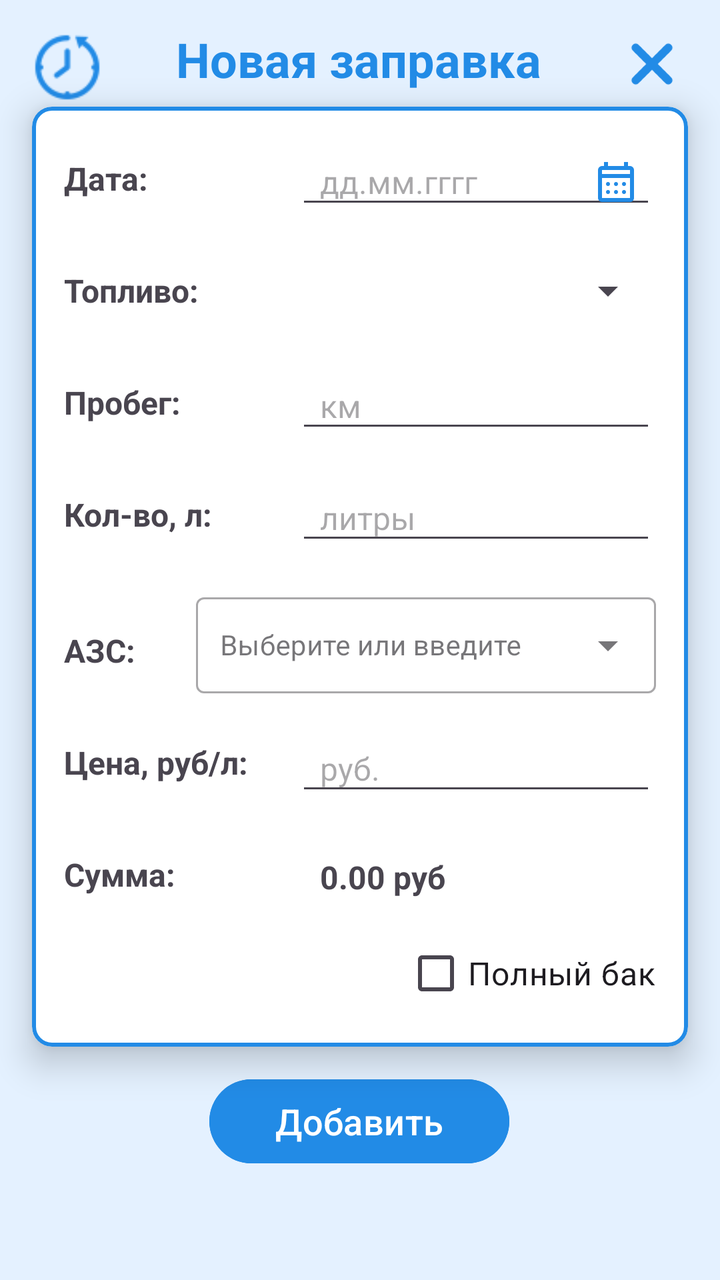
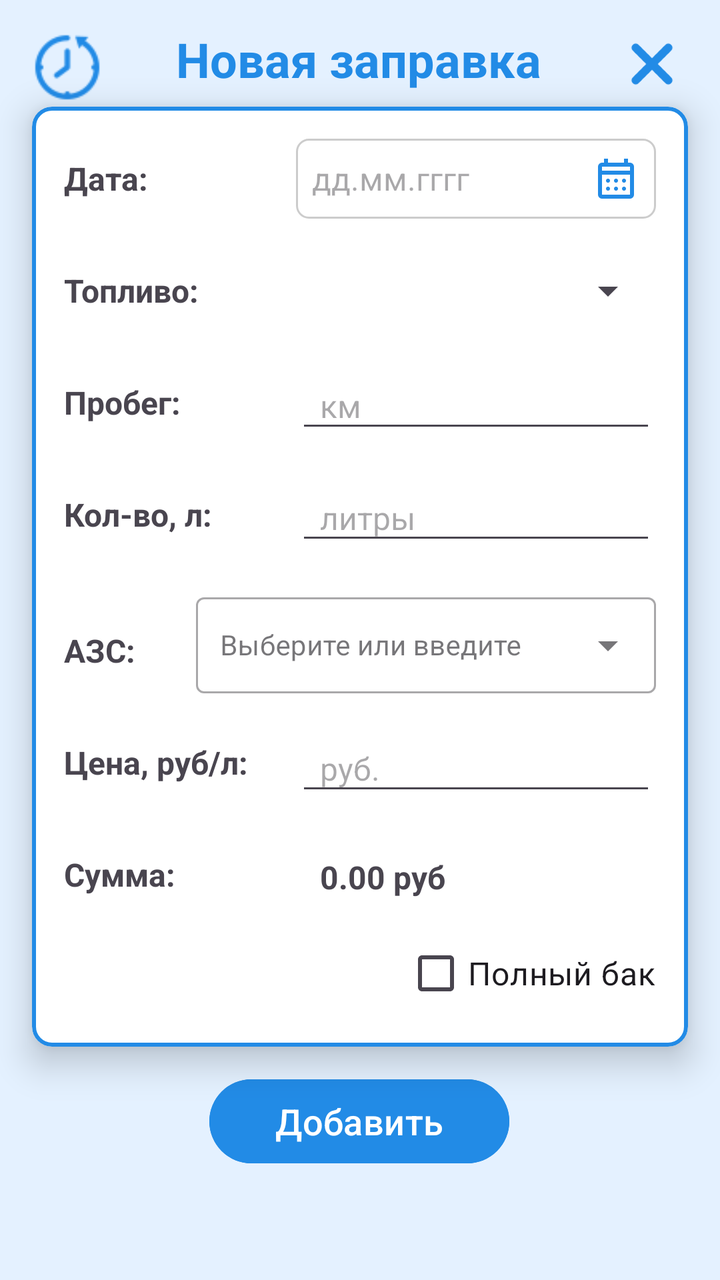

An Android layout rendered at two revisions. The XML below is the earlier revision; the diff shows what the commit changed to produce the second picture.
<!-- AndroidManifest.xml: application theme Theme.MyCar -->
<!-- res/layout/activity_main_refueling.xml -->
<?xml version="1.0" encoding="utf-8"?>
<androidx.constraintlayout.widget.ConstraintLayout xmlns:android="http://schemas.android.com/apk/res/android"
    xmlns:app="http://schemas.android.com/apk/res-auto"
    xmlns:tools="http://schemas.android.com/tools"
    android:layout_width="match_parent"
    android:layout_height="match_parent"
    android:background="#E4F1FF"
    tools:context=".MainActivityRefueling">

    
    <androidx.cardview.widget.CardView
        android:id="@+id/cardView"
        android:layout_width="0dp"
        android:layout_height="wrap_content"
        app:cardBackgroundColor="#228BE6"
        app:layout_constraintBottom_toBottomOf="parent"
        app:layout_constraintEnd_toEndOf="parent"
        app:layout_constraintStart_toStartOf="parent"/>

    
    <TextView
        android:id="@+id/textView2"
        android:layout_width="wrap_content"
        android:layout_height="wrap_content"
        android:text="Новая заправка"
        android:textColor="#228BE6"
        android:textSize="24sp"
        android:textStyle="bold"
        app:layout_constraintBottom_toBottomOf="parent"
        app:layout_constraintEnd_toEndOf="parent"
        app:layout_constraintHorizontal_bias="0.497"
        app:layout_constraintStart_toStartOf="parent"
        app:layout_constraintTop_toTopOf="parent"
        app:layout_constraintVertical_bias="0.022" />

    <com.google.android.material.card.MaterialCardView
        android:id="@+id/refuelingCardView"
        android:layout_width="0dp"
        android:layout_height="470dp"
        android:layout_marginStart="16dp"
        android:layout_marginTop="32dp"
        android:layout_marginEnd="16dp"
        android:layout_marginBottom="32dp"
        app:cardBackgroundColor="@android:color/white"
        app:cardCornerRadius="10dp"
        app:cardElevation="10dp"
        app:layout_constraintBottom_toTopOf="@+id/addRefuelingButton"
        app:layout_constraintEnd_toEndOf="parent"
        app:layout_constraintStart_toStartOf="parent"
        app:layout_constraintTop_toBottomOf="@+id/textView2"
        app:layout_constraintVertical_bias="0.56"
        app:strokeColor="#228BE6"
        app:strokeWidth="2dp">

        <androidx.constraintlayout.widget.ConstraintLayout
            android:layout_width="match_parent"
            android:layout_height="match_parent"
            android:padding="16dp">

            
            <TextView
                android:id="@+id/textViewDateLabel"
                android:layout_width="100dp"
                android:layout_height="40dp"
                android:gravity="center_vertical"
                android:text="Дата:"
                android:textSize="16sp"
                android:textStyle="bold"
                app:layout_constraintStart_toStartOf="parent"
                app:layout_constraintTop_toTopOf="parent" />

            <EditText
                android:id="@+id/dateEditText"
                android:layout_width="180dp"
                android:layout_height="40dp"
                android:clickable="true"
                android:drawableEnd="@drawable/calendar"
                android:drawablePadding="4dp"
                android:focusable="false"
                android:hint="дд.мм.гггг"
                android:paddingStart="12dp"
                android:paddingEnd="8dp"
                android:textSize="16sp"
                app:layout_constraintEnd_toEndOf="parent"
                app:layout_constraintTop_toTopOf="parent" />

            
            <TextView
                android:id="@+id/textViewFuelLabel"
                android:layout_width="100dp"
                android:layout_height="40dp"
                android:layout_marginTop="16dp"
                android:gravity="center_vertical"
                android:text="Топливо:"
                android:textSize="16sp"
                android:textStyle="bold"
                app:layout_constraintStart_toStartOf="parent"
                app:layout_constraintTop_toBottomOf="@+id/textViewDateLabel" />

            <Spinner
                android:id="@+id/fuelSpinner"
                android:layout_width="180dp"
                android:layout_height="40dp"
                android:layout_marginTop="16dp"
                android:paddingStart="12dp"
                app:layout_constraintEnd_toEndOf="parent"
                app:layout_constraintTop_toBottomOf="@+id/dateEditText" />

            
            <TextView
                android:id="@+id/textViewMileageLabel"
                android:layout_width="100dp"
                android:layout_height="40dp"
                android:layout_marginTop="16dp"
                android:gravity="center_vertical"
                android:text="Пробег:"
                android:textSize="16sp"
                android:textStyle="bold"
                app:layout_constraintStart_toStartOf="parent"
                app:layout_constraintTop_toBottomOf="@+id/textViewFuelLabel" />

            <EditText
                android:id="@+id/mileageEditText"
                android:layout_width="180dp"
                android:layout_height="40dp"
                android:layout_marginTop="16dp"
                android:hint="км"
                android:inputType="numberDecimal"
                android:paddingStart="12dp"
                android:textSize="16sp"
                app:layout_constraintEnd_toEndOf="parent"
                app:layout_constraintTop_toBottomOf="@+id/fuelSpinner" />

            
            <TextView
                android:id="@+id/textViewVolumeLabel"
                android:layout_width="100dp"
                android:layout_height="40dp"
                android:layout_marginTop="16dp"
                android:gravity="center_vertical"
                android:text="Кол-во, л:"
                android:textSize="16sp"
                android:textStyle="bold"
                app:layout_constraintStart_toStartOf="parent"
                app:layout_constraintTop_toBottomOf="@+id/textViewMileageLabel" />

            <EditText
                android:id="@+id/volumeEditText"
                android:layout_width="180dp"
                android:layout_height="40dp"
                android:layout_marginTop="16dp"
                android:hint="литры"
                android:inputType="numberDecimal"
                android:paddingStart="12dp"
                android:textSize="16sp"
                app:layout_constraintEnd_toEndOf="parent"
                app:layout_constraintTop_toBottomOf="@+id/mileageEditText" />

            

            <TextView
                android:id="@+id/textViewStationLabel"
                android:layout_width="100dp"
                android:layout_height="40dp"
                android:layout_marginTop="28dp"
                android:gravity="center_vertical"
                android:text="АЗС:"
                android:textSize="16sp"
                android:textStyle="bold"
                app:layout_constraintStart_toStartOf="parent"
                app:layout_constraintTop_toBottomOf="@+id/textViewVolumeLabel" />

            <com.google.android.material.textfield.TextInputLayout
                android:id="@+id/stationTextInputLayout"
                style="@style/Widget.MaterialComponents.TextInputLayout.OutlinedBox.ExposedDropdownMenu"
                android:layout_width="230dp"
                android:layout_height="wrap_content"
                android:layout_marginTop="16dp"
                app:layout_constraintEnd_toEndOf="parent"
                app:layout_constraintTop_toBottomOf="@+id/volumeEditText">

                <AutoCompleteTextView
                    android:id="@+id/stationAutoComplete"
                    android:layout_width="match_parent"
                    android:layout_height="48dp"
                    android:completionThreshold="1"
                    android:gravity="start|center_vertical"
                    android:hint="Выберите или введите"
                    android:inputType="text"
                    android:maxLines="1"
                    android:paddingStart="12dp"
                    android:paddingEnd="12dp"
                    android:singleLine="true"
                    android:textSize="14sp" />

            </com.google.android.material.textfield.TextInputLayout>

            
            <TextView
                android:id="@+id/textViewPriceLabel"
                android:layout_width="100dp"
                android:layout_height="40dp"
                android:layout_marginTop="16dp"
                android:gravity="center_vertical"
                android:text="Цена, руб/л:"
                android:textSize="16sp"
                android:textStyle="bold"
                app:layout_constraintStart_toStartOf="parent"
                app:layout_constraintTop_toBottomOf="@+id/textViewStationLabel" />

            <EditText
                android:id="@+id/priceEditText"
                android:layout_width="180dp"
                android:layout_height="40dp"
                android:layout_marginTop="16dp"
                android:hint="руб."
                android:inputType="numberDecimal"
                android:paddingStart="12dp"
                android:textSize="16sp"
                app:layout_constraintEnd_toEndOf="parent"
                app:layout_constraintTop_toBottomOf="@+id/stationTextInputLayout" />

            
            <TextView
                android:id="@+id/textViewTotalLabel"
                android:layout_width="100dp"
                android:layout_height="40dp"
                android:layout_marginTop="16dp"
                android:gravity="center_vertical"
                android:text="Сумма:"
                android:textSize="16sp"
                android:textStyle="bold"
                app:layout_constraintStart_toStartOf="parent"
                app:layout_constraintTop_toBottomOf="@+id/textViewPriceLabel" />

            <TextView
                android:id="@+id/totalAmountTextView"
                android:layout_width="180dp"
                android:layout_height="40dp"
                android:layout_marginTop="16dp"
                android:gravity="center_vertical"
                android:paddingStart="12dp"
                android:text="0.00 руб"
                android:textSize="16sp"
                android:textStyle="bold"
                app:layout_constraintEnd_toEndOf="parent"
                app:layout_constraintTop_toBottomOf="@+id/priceEditText" />

            
            <CheckBox
                android:id="@+id/fullTankCheckBox"
                android:layout_width="wrap_content"
                android:layout_height="40dp"
                android:layout_marginTop="8dp"
                android:text="Полный бак"
                android:textSize="16sp"
                app:layout_constraintEnd_toEndOf="parent"
                app:layout_constraintTop_toBottomOf="@+id/totalAmountTextView" />

        </androidx.constraintlayout.widget.ConstraintLayout>
    </com.google.android.material.card.MaterialCardView>

    

    
    <Button
        android:id="@+id/addRefuelingButton"
        android:layout_width="150dp"
        android:layout_height="50dp"
        android:backgroundTint="#228BE6"
        android:text="Добавить"
        android:textSize="18sp"
        app:layout_constraintBottom_toBottomOf="parent"
        app:layout_constraintEnd_toEndOf="parent"
        app:layout_constraintHorizontal_bias="0.498"
        app:layout_constraintStart_toStartOf="parent"
        app:layout_constraintTop_toTopOf="parent"
        app:layout_constraintVertical_bias="0.908" />

    <ImageView
        android:id="@+id/imageViewCancel"
        android:layout_width="40dp"
        android:layout_height="40dp"
        android:contentDescription="Отмена"
        android:tint="#228BE6"
        app:layout_constraintBottom_toBottomOf="parent"
        app:layout_constraintEnd_toEndOf="parent"
        app:layout_constraintHorizontal_bias="0.956"
        app:layout_constraintStart_toStartOf="parent"
        app:layout_constraintTop_toTopOf="parent"
        app:layout_constraintVertical_bias="0.01999998"
        app:srcCompat="@drawable/cancel" />

    
    <ImageView
        android:id="@+id/imageView8"
        android:layout_width="40dp"
        android:layout_height="40dp"
        app:layout_constraintBottom_toBottomOf="parent"
        app:layout_constraintEnd_toEndOf="parent"
        app:layout_constraintHorizontal_bias="0.043"
        app:layout_constraintStart_toStartOf="parent"
        app:layout_constraintTop_toTopOf="parent"
        app:layout_constraintVertical_bias="0.023"
        app:srcCompat="@drawable/history" />

    
    <FrameLayout
        android:id="@+id/progressOverlay"
        android:layout_width="match_parent"
        android:layout_height="match_parent"
        android:background="#40E4F1FF"
        android:visibility="gone"
        android:elevation="10dp">
        <ProgressBar
            android:layout_width="64dp"
            android:layout_height="64dp"
            android:layout_gravity="center"
            android:indeterminateTint="#228BE6" />
    </FrameLayout>

</androidx.constraintlayout.widget.ConstraintLayout>
<!-- resources referenced by this layout -->
<resources>
  <!-- drawable calendar (drawable) -->
  <vector xmlns:android="http://schemas.android.com/apk/res/android"
      android:width="24dp"
      android:height="24dp"
      android:viewportWidth="960"
      android:viewportHeight="960">
    <path
        android:pathData="M200,880q-33,0 -56.5,-23.5T120,800v-560q0,-33 23.5,-56.5T200,160h40v-80h80v80h320v-80h80v80h40q33,0 56.5,23.5T840,240v560q0,33 -23.5,56.5T760,880L200,880ZM200,800h560v-400L200,400v400ZM200,320h560v-80L200,240v80ZM200,320v-80,80ZM480,560q-17,0 -28.5,-11.5T440,520q0,-17 11.5,-28.5T480,480q17,0 28.5,11.5T520,520q0,17 -11.5,28.5T480,560ZM291.5,548.5Q280,537 280,520t11.5,-28.5Q303,480 320,480t28.5,11.5Q360,503 360,520t-11.5,28.5Q337,560 320,560t-28.5,-11.5ZM640,560q-17,0 -28.5,-11.5T600,520q0,-17 11.5,-28.5T640,480q17,0 28.5,11.5T680,520q0,17 -11.5,28.5T640,560ZM480,720q-17,0 -28.5,-11.5T440,680q0,-17 11.5,-28.5T480,640q17,0 28.5,11.5T520,680q0,17 -11.5,28.5T480,720ZM291.5,708.5Q280,697 280,680t11.5,-28.5Q303,640 320,640t28.5,11.5Q360,663 360,680t-11.5,28.5Q337,720 320,720t-28.5,-11.5ZM640,720q-17,0 -28.5,-11.5T600,680q0,-17 11.5,-28.5T640,640q17,0 28.5,11.5T680,680q0,17 -11.5,28.5T640,720Z"
        android:fillColor="#228BE6"/>
  </vector>
  <!-- drawable cancel: png bitmap (drawable, 43065 bytes) -->
  <!-- drawable history: png bitmap (drawable, 1255 bytes) -->
  <style name="Theme.MyCar" parent="Base.Theme.MyCar" />
  <style name="Base.Theme.MyCar" parent="Theme.Material3.DayNight.NoActionBar">
          <item name="colorPrimary">@color/my_home_bar_color</item>
          <item name="colorSecondary">@color/my_home_bar_color</item>
          <item name="android:statusBarColor">@color/my_status_bar_color</item>
          <item name="android:navigationBarColor">@color/my_status_bar_color</item>
          <item name="android:windowAnimationStyle">@style/ActivityAnimation</item>
      </style>
  <color name="my_home_bar_color">#228BE6</color>
  <color name="my_status_bar_color">#E4F1FF</color>
  <style name="ActivityAnimation" parent="@android:style/Animation.Activity">
          <item name="android:activityOpenEnterAnimation">@anim/slide_in_right</item>
          <item name="android:activityOpenExitAnimation">@anim/slide_out_left</item>
          <item name="android:activityCloseEnterAnimation">@anim/slide_in_left</item>
          <item name="android:activityCloseExitAnimation">@anim/slide_out_right</item>
      </style>
</resources>

<!-- the commit's change to res/layout/activity_main_refueling.xml (unified diff, before → after) -->
@@ -58,6 +58,25 @@
             android:padding="16dp">
 
             
+
+            <TextView
+                android:id="@+id/dateEditText"
+                android:layout_width="180dp"
+                android:layout_height="40dp"
+                android:layout_weight="1"
+                android:background="@drawable/bg_edit_text"
+                android:clickable="true"
+
+                android:drawableEnd="@drawable/calendar"
+                android:focusable="true"
+                android:gravity="center_vertical"
+                android:hint="дд.мм.гггг"
+                android:paddingStart="8dp"
+                android:paddingEnd="8dp"
+                android:textSize="16sp"
+                app:layout_constraintEnd_toEndOf="parent"
+                app:layout_constraintTop_toTopOf="parent" />
+
             <TextView
                 android:id="@+id/textViewDateLabel"
                 android:layout_width="100dp"
@@ -67,21 +86,6 @@
                 android:textSize="16sp"
                 android:textStyle="bold"
                 app:layout_constraintStart_toStartOf="parent"
-                app:layout_constraintTop_toTopOf="parent" />
-
-            <EditText
-                android:id="@+id/dateEditText"
-                android:layout_width="180dp"
-                android:layout_height="40dp"
-                android:clickable="true"
-                android:drawableEnd="@drawable/calendar"
-                android:drawablePadding="4dp"
-                android:focusable="false"
-                android:hint="дд.мм.гггг"
-                android:paddingStart="12dp"
-                android:paddingEnd="8dp"
-                android:textSize="16sp"
-                app:layout_constraintEnd_toEndOf="parent"
                 app:layout_constraintTop_toTopOf="parent" />
 
             
<!-- resource entries referenced after the edit -->
@@ -1,5 +1,13 @@
 <!-- resources referenced by this layout -->
 <resources>
+  <!-- drawable bg_edit_text (drawable) -->
+  <?xml version="1.0" encoding="utf-8"?>
+  <shape xmlns:android="http://schemas.android.com/apk/res/android"
+      android:shape="rectangle">
+      <solid android:color="#FFFFFF" />
+      <stroke android:width="1dp" android:color="#CCCCCC" />
+      <corners android:radius="6dp" />
+  </shape>
   <!-- drawable calendar (drawable) -->
   <vector xmlns:android="http://schemas.android.com/apk/res/android"
       android:width="24dp"
